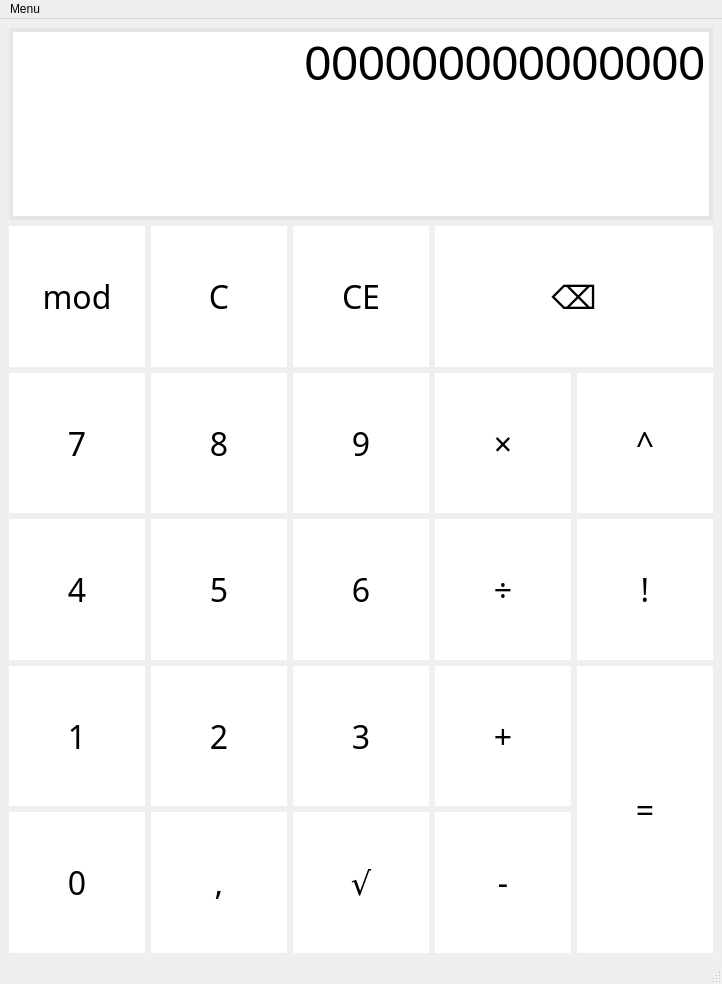
Above: src/mainwindow.ui from vojone/dumdumCalc before the change. Below: the same form after it.
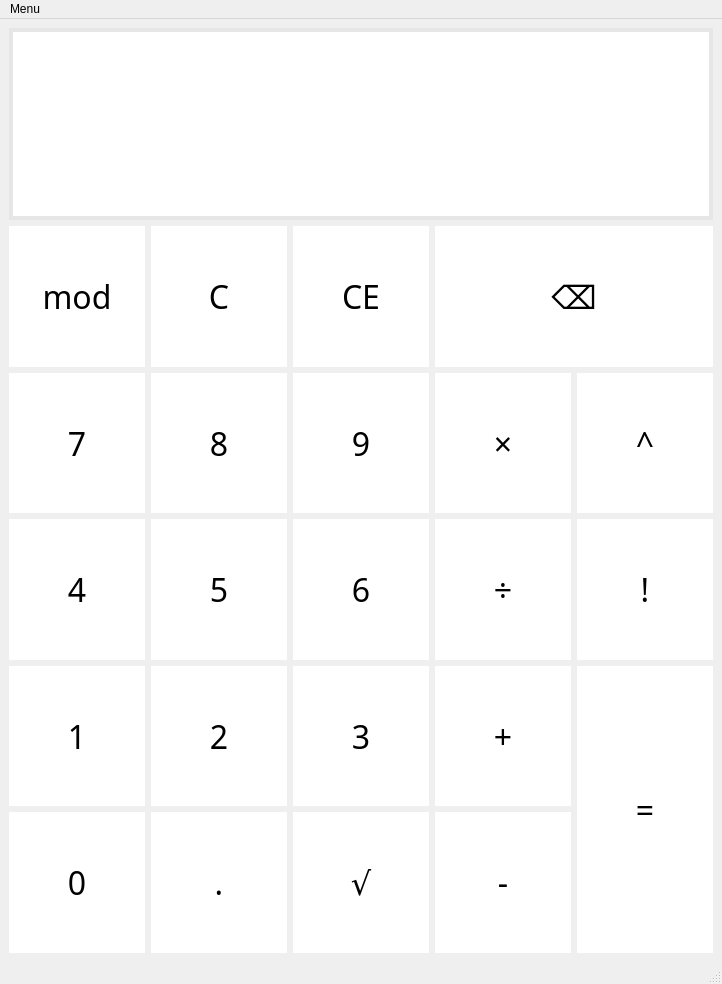
That is the form after the change.

Diff of the .ui file:
```diff
--- a/src/mainwindow.ui
+++ b/src/mainwindow.ui
@@ -359,7 +359,7 @@
          <locale language="English" country="UnitedStates"/>
         </property>
         <property name="text">
-         <string>,</string>
+         <string>.</string>
         </property>
        </widget>
       </item>
@@ -832,34 +832,6 @@
         </property>
        </widget>
       </item>
-      <item row="0" column="0" colspan="5">
-       <widget class="QTextBrowser" name="textBrowser">
-        <property name="sizePolicy">
-         <sizepolicy hsizetype="Expanding" vsizetype="Minimum">
-          <horstretch>0</horstretch>
-          <verstretch>0</verstretch>
-         </sizepolicy>
-        </property>
-        <property name="styleSheet">
-         <string notr="true">/*border:none;*/
-border: 4px solid rgb(230, 230, 230); 
-font-size:36px; 
-/*margin-left:10px;*/
-vertical-align: bottom;
-vertical-align: middle;</string>
-        </property>
-        <property name="locale">
-         <locale language="English" country="UnitedStates"/>
-        </property>
-        <property name="html">
-         <string>&lt;!DOCTYPE HTML PUBLIC &quot;-//W3C//DTD HTML 4.0//EN&quot; &quot;http://www.w3.org/TR/REC-html40/strict.dtd&quot;&gt;
-&lt;html&gt;&lt;head&gt;&lt;meta name=&quot;qrichtext&quot; content=&quot;1&quot; /&gt;&lt;style type=&quot;text/css&quot;&gt;
-p, li { white-space: pre-wrap; }
-&lt;/style&gt;&lt;/head&gt;&lt;body style=&quot; font-family:'MS Shell Dlg 2'; font-size:36px; font-weight:400; font-style:normal;&quot;&gt;
-&lt;p align=&quot;right&quot; style=&quot; margin-top:0px; margin-bottom:0px; margin-left:0px; margin-right:0px; -qt-block-indent:0; text-indent:0px;&quot;&gt;&lt;span style=&quot; font-size:36pt; vertical-align:middle;&quot;&gt;000000000000000&lt;/span&gt;&lt;/p&gt;&lt;/body&gt;&lt;/html&gt;</string>
-        </property>
-       </widget>
-      </item>
       <item row="2" column="0">
        <widget class="QPushButton" name="modulo">
         <property name="sizePolicy">
@@ -1016,6 +988,42 @@
         </property>
        </widget>
       </item>
+      <item row="0" column="0" colspan="5">
+       <widget class="QTextEdit" name="textEdit">
+        <property name="sizePolicy">
+         <sizepolicy hsizetype="Expanding" vsizetype="Minimum">
+          <horstretch>0</horstretch>
+          <verstretch>0</verstretch>
+         </sizepolicy>
+        </property>
+        <property name="font">
+         <font>
+          <pointsize>-1</pointsize>
+         </font>
+        </property>
+        <property name="styleSheet">
+         <string notr="true">/*border:none;*/
+border: 4px solid rgb(230, 230, 230); 
+font-size:36px; 
+/*margin-left:10px;*/
+vertical-align: bottom;
+vertical-align: middle;</string>
+        </property>
+        <property name="locale">
+         <locale language="English" country="UnitedStates"/>
+        </property>
+        <property name="frameShadow">
+         <enum>QFrame::Raised</enum>
+        </property>
+        <property name="html">
+         <string>&lt;!DOCTYPE HTML PUBLIC &quot;-//W3C//DTD HTML 4.0//EN&quot; &quot;http://www.w3.org/TR/REC-html40/strict.dtd&quot;&gt;
+&lt;html&gt;&lt;head&gt;&lt;meta name=&quot;qrichtext&quot; content=&quot;1&quot; /&gt;&lt;style type=&quot;text/css&quot;&gt;
+p, li { white-space: pre-wrap; }
+&lt;/style&gt;&lt;/head&gt;&lt;body style=&quot; font-family:'MS Shell Dlg 2'; font-size:36px; font-weight:400; font-style:normal;&quot;&gt;
+&lt;p align=&quot;right&quot; style=&quot;-qt-paragraph-type:empty; margin-top:0px; margin-bottom:0px; margin-left:0px; margin-right:0px; -qt-block-indent:0; text-indent:0px;&quot;&gt;&lt;br /&gt;&lt;/p&gt;&lt;/body&gt;&lt;/html&gt;</string>
+        </property>
+       </widget>
+      </item>
      </layout>
     </item>
    </layout>
```
